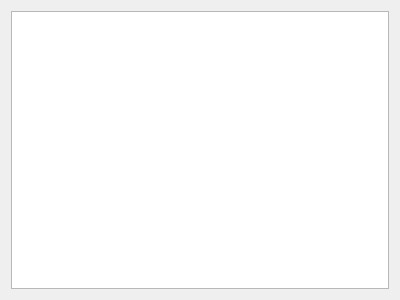
Qt form gamewindow.ui (TeftelTennis/Labyrinth) before a commit.
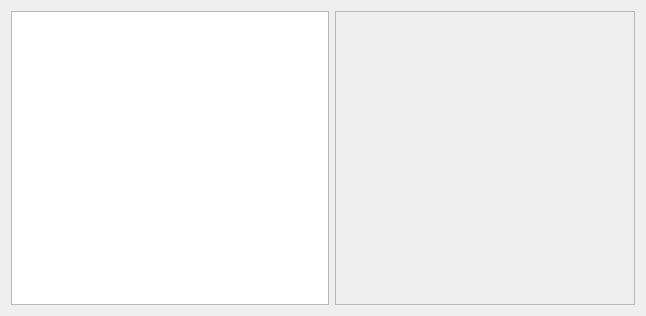
The same form after that commit.

Commit message: shows logs

The edit to the form file:
```diff
--- a/gamewindow.ui
+++ b/gamewindow.ui
@@ -6,8 +6,8 @@
    <rect>
     <x>0</x>
     <y>0</y>
-    <width>400</width>
-    <height>300</height>
+    <width>646</width>
+    <height>316</height>
    </rect>
   </property>
   <property name="windowTitle">
@@ -17,6 +17,30 @@
    <item>
     <widget class="QGraphicsView" name="graphicsView"/>
    </item>
+   <item>
+    <widget class="QScrollArea" name="scrollArea">
+     <property name="maximumSize">
+      <size>
+       <width>300</width>
+       <height>1000</height>
+      </size>
+     </property>
+     <property name="widgetResizable">
+      <bool>true</bool>
+     </property>
+     <widget class="QWidget" name="scrollAreaWidgetContents_2">
+      <property name="geometry">
+       <rect>
+        <x>0</x>
+        <y>0</y>
+        <width>298</width>
+        <height>296</height>
+       </rect>
+      </property>
+      <zorder>graphicsView</zorder>
+     </widget>
+    </widget>
+   </item>
   </layout>
  </widget>
  <resources/>
```
The commit also changes 2 other files.
